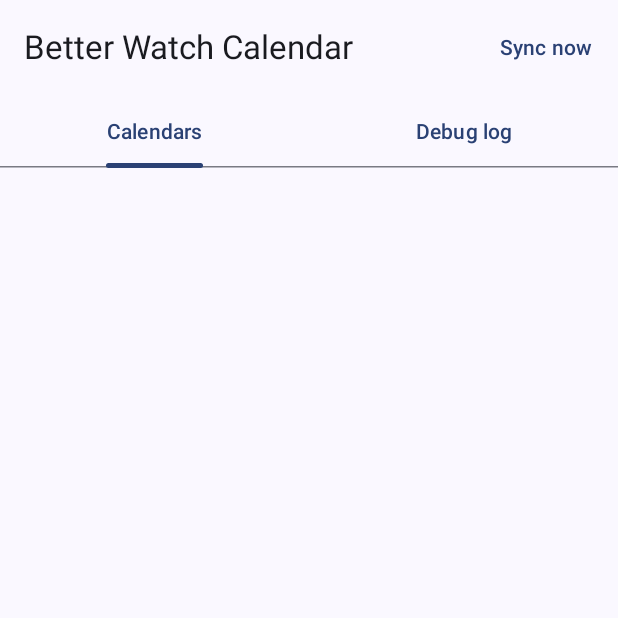
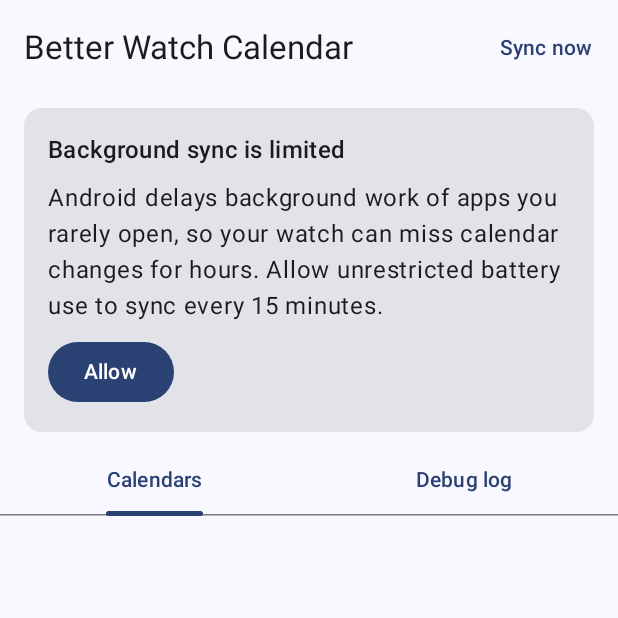
Before and after one commit to FPtje/better-watch-calendar, an Android app built with Jetpack Compose: the screen it shows after launch (MainActivity), on a phone screen of 412 x 824 dp, the top half of it. Run offline under Robolectric (Android 15) with nearby library versions, the phone set to English and light mode, and no system bars; 4 statements that could not run were skipped.

Commit message:
Add battery optimization excemption

```diff
--- a/mobile/src/main/AndroidManifest.xml
+++ b/mobile/src/main/AndroidManifest.xml
@@ -6,6 +6,9 @@
     <uses-permission android:name="android.permission.INTERNET" tools:node="remove" />
 
     <uses-permission android:name="android.permission.READ_CALENDAR" />
+    <!-- Without the exemption the app drops to the RARE standby bucket and the periodic sync
+         is held back for hours by job quota (SPEC P9). -->
+    <uses-permission android:name="android.permission.REQUEST_IGNORE_BATTERY_OPTIMIZATIONS" />
 
     <application
         android:name=".BetterWatchCalendarApp"
--- a/mobile/src/main/kotlin/dev/falcop/betterwatchcalendar/mobile/MainActivity.kt
+++ b/mobile/src/main/kotlin/dev/falcop/betterwatchcalendar/mobile/MainActivity.kt
@@ -1,11 +1,13 @@
 package dev.falcop.betterwatchcalendar.mobile
 
 import android.Manifest
+import android.annotation.SuppressLint
 import android.content.Context
 import android.content.Intent
 import android.content.pm.PackageManager
 import android.net.Uri
 import android.os.Bundle
+import android.os.PowerManager
 import android.provider.Settings
 import androidx.activity.ComponentActivity
 import androidx.activity.compose.rememberLauncherForActivityResult
@@ -15,8 +17,10 @@ import androidx.compose.foundation.isSystemInDarkTheme
 import androidx.compose.foundation.layout.Arrangement
 import androidx.compose.foundation.layout.Column
 import androidx.compose.foundation.layout.fillMaxSize
+import androidx.compose.foundation.layout.fillMaxWidth
 import androidx.compose.foundation.layout.padding
 import androidx.compose.material3.Button
+import androidx.compose.material3.Card
 import androidx.compose.material3.ExperimentalMaterial3Api
 import androidx.compose.material3.MaterialTheme
 import androidx.compose.material3.PrimaryTabRow
@@ -122,6 +126,49 @@ private fun PermissionScreen(onGrant: () -> Unit) {
   }
 }
 
+fun isIgnoringBatteryOptimizations(context: Context): Boolean =
+  context
+    .getSystemService(PowerManager::class.java)
+    .isIgnoringBatteryOptimizations(context.packageName)
+
+/**
+ * Asks for the battery optimization exemption (SPEC P9). An app nobody opens sinks to the RARE
+ * standby bucket, where job quota holds the 15-minute sync back for hours.
+ */
+@SuppressLint("BatteryLife")
+@Composable
+private fun BatteryOptimizationBanner() {
+  val context = LocalContext.current
+  var exempt by remember { mutableStateOf(isIgnoringBatteryOptimizations(context)) }
+  // Re-checked on resume: the result of the system dialog arrives that way, and the exemption
+  // can be revoked from Settings.
+  LifecycleEventEffect(Lifecycle.Event.ON_RESUME) {
+    exempt = isIgnoringBatteryOptimizations(context)
+  }
+  if (exempt) return
+  Card(Modifier.fillMaxWidth().padding(horizontal = 16.dp, vertical = 8.dp)) {
+    Column(Modifier.padding(16.dp), verticalArrangement = Arrangement.spacedBy(8.dp)) {
+      Text("Background sync is limited", style = MaterialTheme.typography.titleMedium)
+      Text(
+        "Android delays background work of apps you rarely open, so your watch can miss " +
+          "calendar changes for hours. Allow unrestricted battery use to sync every 15 minutes."
+      )
+      Button(
+        onClick = {
+          context.startActivity(
+            Intent(
+              Settings.ACTION_REQUEST_IGNORE_BATTERY_OPTIMIZATIONS,
+              Uri.fromParts("package", context.packageName, null),
+            )
+          )
+        }
+      ) {
+        Text("Allow")
+      }
+    }
+  }
+}
+
 @OptIn(ExperimentalMaterial3Api::class)
 @Composable
 private fun MainScreen() {
@@ -140,6 +187,7 @@ private fun MainScreen() {
     }
   ) { padding ->
     Column(Modifier.padding(padding).fillMaxSize()) {
+      BatteryOptimizationBanner()
       PrimaryTabRow(selectedTabIndex = tab) {
         Tab(selected = tab == 0, onClick = { tab = 0 }, text = { Text("Calendars") })
         Tab(selected = tab == 1, onClick = { tab = 1 }, text = { Text("Debug log") })
```
Also changed, not shown: 1 other file.
